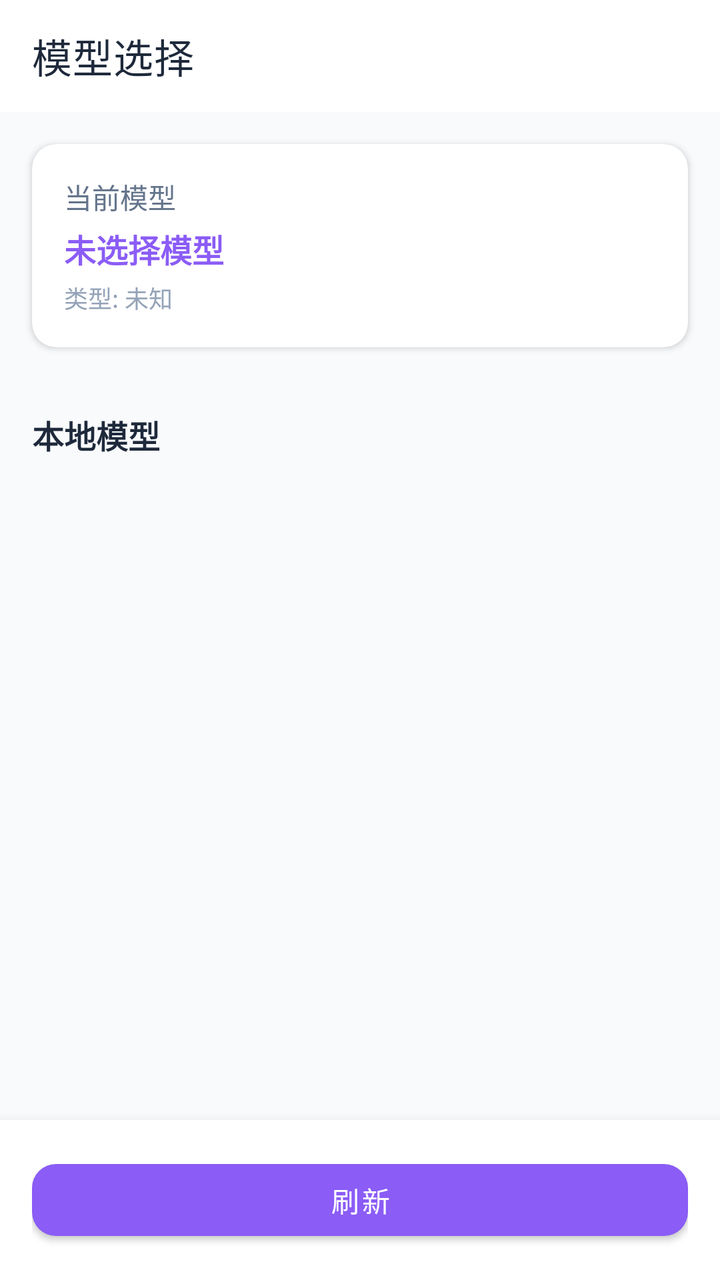
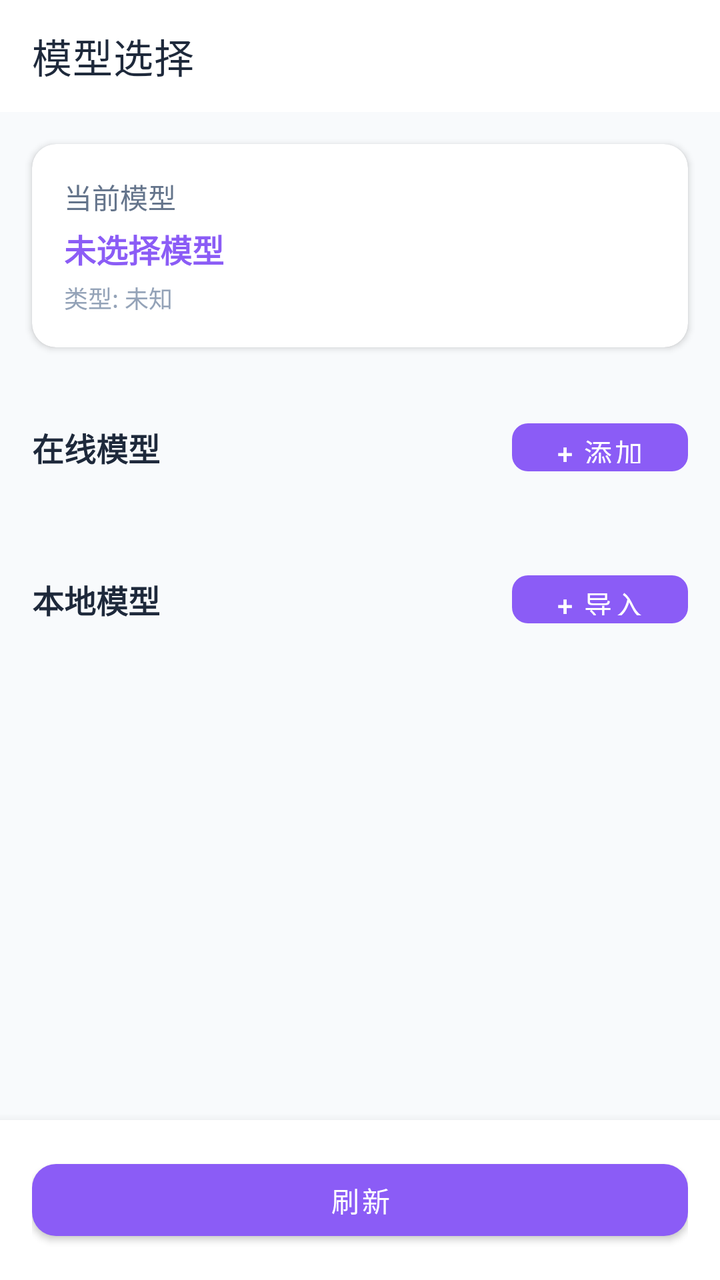

Two renders of the same Android screen: before a commit and after it. Below are the layout's source before the change and the commit's diff.
<!-- AndroidManifest.xml: application theme Theme.OilQuizApp -->
<!-- res/layout/activity_model_selector.xml -->
<?xml version="1.0" encoding="utf-8"?>
<LinearLayout xmlns:android="http://schemas.android.com/apk/res/android"
    xmlns:app="http://schemas.android.com/apk/res-auto"
    xmlns:tools="http://schemas.android.com/tools"
    android:layout_width="match_parent"
    android:layout_height="match_parent"
    android:orientation="vertical"
    android:background="@color/background"
    tools:context=".ui.activity.ModelSelectorActivity">

    <com.google.android.material.appbar.AppBarLayout
        android:layout_width="match_parent"
        android:layout_height="wrap_content"
        app:elevation="0dp"
        android:background="@color/surface">
        <androidx.appcompat.widget.Toolbar
            android:id="@+id/toolbar"
            android:layout_width="match_parent"
            android:layout_height="?attr/actionBarSize"
            android:background="@color/surface"
            app:title="模型选择"
            app:titleTextColor="@color/text_primary"/>
    </com.google.android.material.appbar.AppBarLayout>

    
    <LinearLayout
        android:id="@+id/service_status_bar"
        android:layout_width="match_parent"
        android:layout_height="wrap_content"
        android:orientation="horizontal"
        android:gravity="center_vertical"
        android:paddingHorizontal="16dp"
        android:paddingVertical="10dp"
        android:background="@color/surface_variant"
        android:visibility="gone">
        <View
            android:id="@+id/status_indicator"
            android:layout_width="8dp"
            android:layout_height="8dp"
            android:background="@drawable/status_indicator_unknown"/>
        <TextView
            android:id="@+id/tv_service_status"
            android:layout_width="0dp"
            android:layout_height="wrap_content"
            android:layout_weight="1"
            android:layout_marginStart="8dp"
            android:text="在线服务状态"
            android:textSize="12sp"
            android:textColor="@color/text_secondary"/>
        <TextView
            android:id="@+id/tv_usage_info"
            android:layout_width="wrap_content"
            android:layout_height="wrap_content"
            android:text=""
            android:textSize="11sp"
            android:textColor="@color/text_tertiary"/>
    </LinearLayout>

    
    <androidx.cardview.widget.CardView
        android:layout_width="match_parent"
        android:layout_height="wrap_content"
        android:layout_margin="16dp"
        app:cardCornerRadius="12dp"
        app:cardElevation="2dp"
        app:cardBackgroundColor="@color/surface">
        <LinearLayout
            android:layout_width="match_parent"
            android:layout_height="wrap_content"
            android:orientation="vertical"
            android:padding="16dp">
            <TextView
                android:layout_width="match_parent"
                android:layout_height="wrap_content"
                android:text="当前模型"
                android:textSize="14sp"
                android:textColor="@color/text_secondary"
                android:layout_marginBottom="4dp"/>
            <TextView
                android:id="@+id/current_model_name"
                android:layout_width="match_parent"
                android:layout_height="wrap_content"
                android:text="未选择模型"
                android:textSize="16sp"
                android:textStyle="bold"
                android:textColor="@color/primary"
                android:layout_marginBottom="4dp"/>
            <TextView
                android:id="@+id/current_model_type"
                android:layout_width="match_parent"
                android:layout_height="wrap_content"
                android:text="类型: 未知"
                android:textSize="12sp"
                android:textColor="@color/text_tertiary"/>
        </LinearLayout>
    </androidx.cardview.widget.CardView>

    <ScrollView
        android:layout_width="match_parent"
        android:layout_height="0dp"
        android:layout_weight="1">
        <LinearLayout
            android:layout_width="match_parent"
            android:layout_height="wrap_content"
            android:orientation="vertical">
            
            
            <LinearLayout
                android:id="@+id/online_models_section"
                android:layout_width="match_parent"
                android:layout_height="wrap_content"
                android:orientation="vertical"
                android:padding="16dp"
                android:visibility="gone">
                <LinearLayout
                    android:layout_width="match_parent"
                    android:layout_height="wrap_content"
                    android:orientation="horizontal"
                    android:gravity="center_vertical">
                    <TextView
                        android:layout_width="0dp"
                        android:layout_height="wrap_content"
                        android:layout_weight="1"
                        android:text="在线模型"
                        android:textSize="16sp"
                        android:textStyle="bold"
                        android:textColor="@color/text_primary"/>
                    <com.google.android.material.button.MaterialButton
                        android:id="@+id/add_online_model_button"
                        android:layout_width="wrap_content"
                        android:layout_height="36dp"
                        android:text="+ 添加"
                        app:backgroundTint="@color/primary"
                        android:textColor="@color/on_primary"
                        app:cornerRadius="8dp"
                        android:textAllCaps="false"
                        style="@style/Widget.MaterialComponents.Button.TextButton"/>
                </LinearLayout>
                <androidx.recyclerview.widget.RecyclerView
                    android:id="@+id/online_models_recycler"
                    android:layout_width="match_parent"
                    android:layout_height="wrap_content"
                    android:layout_marginTop="8dp"
                    android:nestedScrollingEnabled="false"
                    app:layoutManager="androidx.recyclerview.widget.LinearLayoutManager"/>
            </LinearLayout>

            
            <LinearLayout
                android:layout_width="match_parent"
                android:layout_height="wrap_content"
                android:orientation="vertical"
                android:padding="16dp">
                <TextView
                    android:layout_width="match_parent"
                    android:layout_height="wrap_content"
                    android:text="本地模型"
                    android:textSize="16sp"
                    android:textStyle="bold"
                    android:textColor="@color/text_primary"
                    android:layout_marginBottom="8dp"/>
                <androidx.recyclerview.widget.RecyclerView
                    android:id="@+id/models_recycler"
                    android:layout_width="match_parent"
                    android:layout_height="wrap_content"
                    android:nestedScrollingEnabled="false"
                    app:layoutManager="androidx.recyclerview.widget.LinearLayoutManager"/>
            </LinearLayout>
        </LinearLayout>
    </ScrollView>

    <LinearLayout
        android:layout_width="match_parent"
        android:layout_height="wrap_content"
        android:orientation="horizontal"
        android:padding="16dp"
        android:background="@color/surface"
        android:elevation="8dp">
        <com.google.android.material.button.MaterialButton
            android:id="@+id/refresh_button"
            android:layout_width="match_parent"
            android:layout_height="48dp"
            android:text="刷新"
            app:backgroundTint="@color/primary"
            android:textColor="@color/on_primary"
            app:cornerRadius="12dp"
            android:textAllCaps="false"/>
    </LinearLayout>

</LinearLayout>
<!-- resources referenced by this layout -->
<resources>
  <color name="background">#F8FAFC</color>
  <color name="on_primary">#FFFFFF</color>
  <color name="primary">#8B5CF6</color>
  <color name="surface">#FFFFFF</color>
  <color name="surface_variant">#F1F5F9</color>
  <color name="text_primary">#1E293B</color>
  <color name="text_secondary">#64748B</color>
  <color name="text_tertiary">#94A3B8</color>
  <!-- drawable status_indicator_unknown (drawable) -->
  <?xml version="1.0" encoding="utf-8"?>
  <shape xmlns:android="http://schemas.android.com/apk/res/android"
      android:shape="oval">
      <solid android:color="@color/gray_400" />
      <stroke
          android:width="1dp"
          android:color="@color/gray_300" />
  </shape>
  <style name="Theme.OilQuizApp" parent="Theme.OilQuizApp.Base" />
  <color name="gray_400">#94A3B8</color>
  <color name="gray_300">#CBD5E1</color>
  <style name="Theme.OilQuizApp.Base" parent="Theme.MaterialComponents.DayNight.NoActionBar">
          <item name="colorPrimary">@color/primary</item>
          <item name="colorPrimaryVariant">@color/primary_dark</item>
          <item name="colorOnPrimary">@color/on_primary</item>
          <item name="colorSecondary">@color/secondary</item>
          <item name="colorSecondaryVariant">@color/secondary_container</item>
          <item name="colorOnSecondary">@color/on_secondary</item>
          <item name="android:statusBarColor">@color/primary_dark</item>
          <item name="android:windowBackground">@color/background</item>
          <item name="colorSurface">@color/surface</item>
          <item name="colorOnSurface">@color/on_surface</item>
          <item name="colorError">@color/error</item>
          <item name="colorOnError">@color/on_error</item>
          
          <item name="colorOnSurfaceVariant">@color/on_surface_variant</item>
          <item name="colorBackground">@color/background</item>
          <item name="colorOnBackground">@color/on_background</item>
      </style>
  <color name="primary_dark">#7C3AED</color>
  <color name="secondary">#06B6D4</color>
  <color name="secondary_container">#CFFAFE</color>
  <color name="on_secondary">#FFFFFF</color>
  <color name="on_surface">#1E293B</color>
  <color name="error">#EF4444</color>
  <color name="on_error">#FFFFFF</color>
  <color name="on_surface_variant">#64748B</color>
  <color name="on_background">#1E293B</color>
</resources>

<!-- the commit's change to res/layout/activity_model_selector.xml (unified diff, before → after) -->
@@ -110,8 +110,7 @@
                 android:layout_width="match_parent"
                 android:layout_height="wrap_content"
                 android:orientation="vertical"
-                android:padding="16dp"
-                android:visibility="gone">
+                android:padding="16dp">
                 <LinearLayout
                     android:layout_width="match_parent"
                     android:layout_height="wrap_content"
@@ -134,7 +133,7 @@
                         android:textColor="@color/on_primary"
                         app:cornerRadius="8dp"
                         android:textAllCaps="false"
-                        style="@style/Widget.MaterialComponents.Button.TextButton"/>
+                        style="@style/Widget.MaterialComponents.Button.UnelevatedButton"/>
                 </LinearLayout>
                 <androidx.recyclerview.widget.RecyclerView
                     android:id="@+id/online_models_recycler"
@@ -143,6 +142,18 @@
                     android:layout_marginTop="8dp"
                     android:nestedScrollingEnabled="false"
                     app:layoutManager="androidx.recyclerview.widget.LinearLayoutManager"/>
+                <TextView
+                    android:id="@+id/online_models_empty"
+                    android:layout_width="match_parent"
+                    android:layout_height="wrap_content"
+                    android:layout_marginTop="12dp"
+                    android:padding="16dp"
+                    android:gravity="center"
+                    android:text="暂无在线模型，点击右上角“+ 添加”配置 API"
+                    android:textSize="12sp"
+                    android:textColor="@color/text_tertiary"
+                    android:background="@drawable/empty_bg_dashed"
+                    android:visibility="gone"/>
             </LinearLayout>
 
             
@@ -151,20 +162,49 @@
                 android:layout_height="wrap_content"
                 android:orientation="vertical"
                 android:padding="16dp">
-                <TextView
-                    android:layout_width="match_parent"
-                    android:layout_height="wrap_content"
-                    android:text="本地模型"
-                    android:textSize="16sp"
-                    android:textStyle="bold"
-                    android:textColor="@color/text_primary"
-                    android:layout_marginBottom="8dp"/>
+                <LinearLayout
+                    android:layout_width="match_parent"
+                    android:layout_height="wrap_content"
+                    android:orientation="horizontal"
+                    android:gravity="center_vertical">
+                    <TextView
+                        android:layout_width="0dp"
+                        android:layout_height="wrap_content"
+                        android:layout_weight="1"
+                        android:text="本地模型"
+                        android:textSize="16sp"
+                        android:textStyle="bold"
+                        android:textColor="@color/text_primary"/>
+                    <com.google.android.material.button.MaterialButton
+                        android:id="@+id/import_local_model_button"
+                        android:layout_width="wrap_content"
+                        android:layout_height="36dp"
+                        android:text="+ 导入"
+                        app:backgroundTint="@color/primary"
+                        android:textColor="@color/on_primary"
+                        app:cornerRadius="8dp"
+                        android:textAllCaps="false"
+                        style="@style/Widget.MaterialComponents.Button.UnelevatedButton"/>
+                </LinearLayout>
                 <androidx.recyclerview.widget.RecyclerView
                     android:id="@+id/models_recycler"
                     android:layout_width="match_parent"
                     android:layout_height="wrap_content"
+                    android:layout_marginTop="8dp"
                     android:nestedScrollingEnabled="false"
                     app:layoutManager="androidx.recyclerview.widget.LinearLayoutManager"/>
+                <TextView
+                    android:id="@+id/local_models_empty"
+                    android:layout_width="match_parent"
+                    android:layout_height="wrap_content"
+                    android:layout_marginTop="12dp"
+                    android:padding="16dp"
+                    android:gravity="center"
+                    android:text="暂无本地模型，点击右上角“+ 导入”导入模型文件"
+                    android:textSize="12sp"
+                    android:textColor="@color/text_tertiary"
+                    android:background="@drawable/empty_bg_dashed"
+                    android:visibility="gone"/>
             </LinearLayout>
         </LinearLayout>
     </ScrollView>
<!-- resource entries referenced after the edit -->
@@ -8,6 +8,18 @@
   <color name="text_primary">#1E293B</color>
   <color name="text_secondary">#64748B</color>
   <color name="text_tertiary">#94A3B8</color>
+  <!-- drawable empty_bg_dashed (drawable) -->
+  <?xml version="1.0" encoding="utf-8"?>
+  <shape xmlns:android="http://schemas.android.com/apk/res/android"
+      android:shape="rectangle">
+      <solid android:color="@color/surface_variant"/>
+      <stroke
+          android:width="1dp"
+          android:color="@color/outline"
+          android:dashWidth="6dp"
+          android:dashGap="4dp"/>
+      <corners android:radius="10dp"/>
+  </shape>
   <!-- drawable status_indicator_unknown (drawable) -->
   <?xml version="1.0" encoding="utf-8"?>
   <shape xmlns:android="http://schemas.android.com/apk/res/android"
@@ -18,6 +30,7 @@
           android:color="@color/gray_300" />
   </shape>
   <style name="Theme.OilQuizApp" parent="Theme.OilQuizApp.Base" />
+  <color name="outline">#E2E8F0</color>
   <color name="gray_400">#94A3B8</color>
   <color name="gray_300">#CBD5E1</color>
   <style name="Theme.OilQuizApp.Base" parent="Theme.MaterialComponents.DayNight.NoActionBar">
